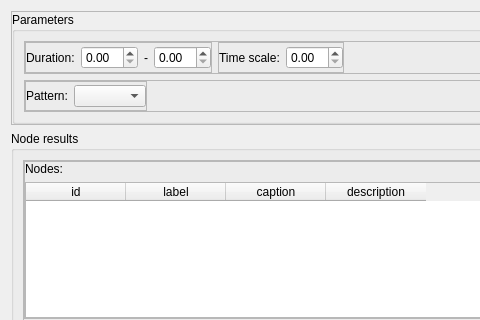
This is gui/Ui_Visualizer.ui in myngshj3/graphcore-poc as Qt 5 draws it before an edit; both pictures show x 0 to 480 and y 0 to 320 of the 1098 by 885 pixel window. The edited form follows.
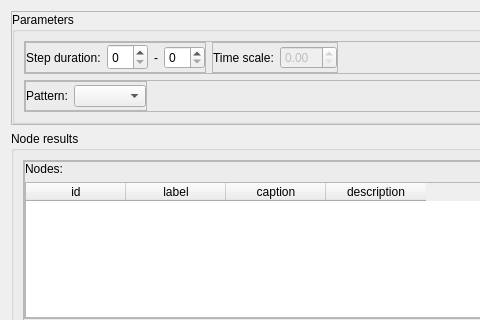
This is the edited form. Custom widgets are drawn as their Qt base class.

Patch:
```diff
--- a/gui/Ui_Visualizer.ui
+++ b/gui/Ui_Visualizer.ui
@@ -359,12 +359,18 @@
                <item>
                 <widget class="QLabel" name="label_8">
                  <property name="text">
-                  <string>Duration:</string>
+                  <string>Step duration:</string>
                  </property>
                 </widget>
                </item>
                <item>
-                <widget class="QDoubleSpinBox" name="doubleSpinBox"/>
+                <widget class="QSpinBox" name="stepOffset">
+                 <property name="font">
+                  <font>
+                   <family>ＭＳ Ｐゴシック</family>
+                  </font>
+                 </property>
+                </widget>
                </item>
                <item>
                 <widget class="QLabel" name="label_9">
@@ -383,7 +389,7 @@
                 </widget>
                </item>
                <item>
-                <widget class="QDoubleSpinBox" name="doubleSpinBox_2"/>
+                <widget class="QSpinBox" name="steps"/>
                </item>
               </layout>
              </widget>
@@ -417,7 +423,11 @@
                 </widget>
                </item>
                <item>
-                <widget class="QDoubleSpinBox" name="doubleSpinBox_3"/>
+                <widget class="QDoubleSpinBox" name="dt">
+                 <property name="enabled">
+                  <bool>false</bool>
+                 </property>
+                </widget>
                </item>
               </layout>
              </widget>
```
